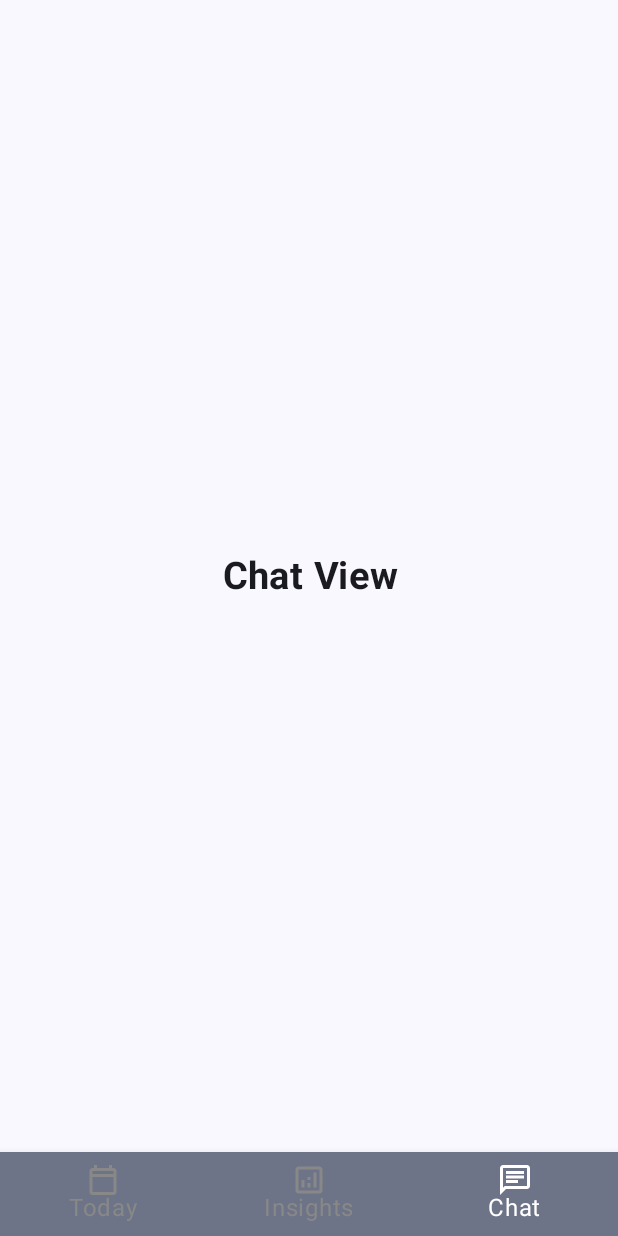
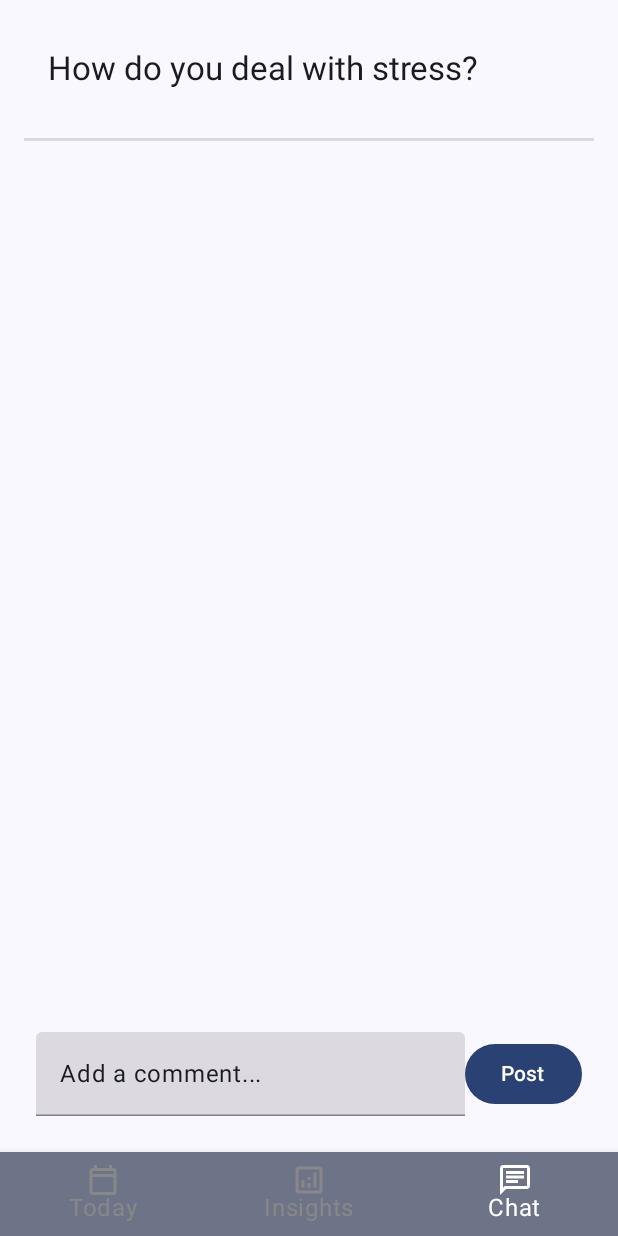
Before and after one commit to darja8/MP_draft1.1, an Android app built with Jetpack Compose: the MainScreen screen opened through its navigation route, item 3 of the bottom bar chosen, on a phone screen of 412 x 824 dp. Run offline under Robolectric (Android 15) with nearby library versions, the light colour scheme and no system bars; our stand-ins replace Dagger/Hilt's generated code, Firebase (no records; nobody signed in at launch, a user with empty details on screens opened directly); 5 statements that could not run were skipped.

Commit message:
post section created

```diff
--- a/app/build.gradle.kts
+++ b/app/build.gradle.kts
@@ -106,6 +106,8 @@ dependencies {
     // When using the BoM, you don't specify versions in Firebase library dependencies
     implementation("com.google.firebase:firebase-firestore")
 
+
+
 }
 
 kapt {
--- a/app/src/main/java/com/example/mp_draft10/auth/SignUpScreen.kt
+++ b/app/src/main/java/com/example/mp_draft10/auth/SignUpScreen.kt
@@ -101,7 +101,7 @@ fun SignUpScreen(
         Spacer(modifier = Modifier.height(16.dp))
         Text(text = "Already have an account? Sign in",
             modifier = Modifier.clickable { navController.navigate(AppRoutes.SignIn.route)})
-        Text(text = "or connect with")
+//        Text(text = "or connect with")
         Row(modifier = Modifier.fillMaxWidth(), horizontalArrangement = Arrangement.Center) {
             IconButton(onClick = { /*TODO*/ }) {
 
--- a/app/src/main/java/com/example/mp_draft10/ui/NavigationGraph.kt
+++ b/app/src/main/java/com/example/mp_draft10/ui/NavigationGraph.kt
@@ -14,6 +14,7 @@ import com.example.mp_draft10.auth.SignUpViewModel
 import com.example.mp_draft10.ui.components.NavigationItem
 import com.example.mp_draft10.ui.screens.ChatScreen
 import com.example.mp_draft10.ui.screens.InsightsScreen
+import com.example.mp_draft10.ui.screens.SettingsScreen
 import com.example.mp_draft10.ui.screens.TodayScreen
 
 @RequiresApi(Build.VERSION_CODES.UPSIDE_DOWN_CAKE)
@@ -46,5 +47,8 @@ fun NavBarNavigation(navController: NavHostController) {
         composable(NavigationItem.Today.route) { TodayScreen(navController = navController) }
         composable(NavigationItem.Insights.route) { InsightsScreen() }
         composable(NavigationItem.Chat.route) { ChatScreen() }
+        composable(AppRoutes.Settings.route) {
+            SettingsScreen(navController)
+        }
     }
 }
--- a/app/src/main/java/com/example/mp_draft10/ui/ScreenRoute.kt
+++ b/app/src/main/java/com/example/mp_draft10/ui/ScreenRoute.kt
@@ -4,5 +4,5 @@ sealed class AppRoutes(val route: String) {
     data object SignIn : AppRoutes("sign_in")
     data object SignUp : AppRoutes("sign_up")
     data object Main : AppRoutes("main")
-
+    data object Settings : AppRoutes("settings")
 }
--- a/app/src/main/java/com/example/mp_draft10/ui/components/MoodAndSymptomView.kt
+++ b/app/src/main/java/com/example/mp_draft10/ui/components/MoodAndSymptomView.kt
@@ -123,10 +123,9 @@ fun MoodAndSymptomSquareView(
     }
 }
 
-
 @Composable
 fun MoodRatingSquareView(onMoodSelected: (Int) -> Unit) {
-    var selectedMood by remember { mutableStateOf(0) } // State variable to track selected mood rating
+    var selectedMood by remember { mutableStateOf(0)} // State variable to track selected mood rating
 
     Box(
         modifier = Modifier
--- a/app/src/main/java/com/example/mp_draft10/ui/screens/ChatScreen.kt
+++ b/app/src/main/java/com/example/mp_draft10/ui/screens/ChatScreen.kt
@@ -3,37 +3,83 @@ package com.example.mp_draft10.ui.screens
 import android.annotation.SuppressLint
 import androidx.compose.foundation.background
 import androidx.compose.foundation.layout.Column
+import androidx.compose.foundation.layout.Row
+import androidx.compose.foundation.layout.Spacer
 import androidx.compose.foundation.layout.fillMaxSize
-import androidx.compose.foundation.layout.wrapContentSize
+import androidx.compose.foundation.layout.height
+import androidx.compose.foundation.layout.padding
+import androidx.compose.foundation.lazy.LazyColumn
+import androidx.compose.foundation.lazy.items
+import androidx.compose.material.Divider
+import androidx.compose.material.TextField
+import androidx.compose.material3.Button
 import androidx.compose.material3.MaterialTheme
 import androidx.compose.material3.Text
 import androidx.compose.runtime.Composable
+import androidx.compose.runtime.collectAsState
+import androidx.compose.runtime.getValue
+import androidx.compose.runtime.mutableStateOf
+import androidx.compose.runtime.remember
+import androidx.compose.runtime.setValue
 import androidx.compose.ui.Alignment
 import androidx.compose.ui.Modifier
-import androidx.compose.ui.text.font.FontWeight
-import androidx.compose.ui.text.style.TextAlign
 import androidx.compose.ui.tooling.preview.Preview
-import androidx.compose.ui.unit.sp
+import androidx.compose.ui.unit.dp
+import androidx.lifecycle.viewmodel.compose.viewModel
+
 
 
 @SuppressLint("ResourceType")
 @Composable
-fun ChatScreen() {
+fun ChatScreen(viewModel: HubViewModel = viewModel()) {
+    val comments = viewModel.comments.collectAsState().value
+    var inputText by remember { mutableStateOf("") }
+
     Column(
         modifier = Modifier
             .fillMaxSize()
             .background(color = MaterialTheme.colorScheme.background)
-            .wrapContentSize(Alignment.Center)
+            .padding(16.dp)
     ) {
+        PostSection()
+        Spacer(modifier = Modifier.height(16.dp))
+        LazyColumn(modifier = Modifier.weight(1f)) {
+            items(comments) { comment ->
+                Text(text = comment.text, style = MaterialTheme.typography.bodyMedium)
+                Divider()
+            }
+        }
+        Row(
+            modifier = Modifier.padding(8.dp),
+            verticalAlignment = Alignment.CenterVertically
+        ) {
+            TextField(
+                value = inputText,
+                onValueChange = { inputText = it },
+                modifier = Modifier.weight(1f),
+                placeholder = { Text("Add a comment...") }
+            )
+            Button(onClick = {
+                viewModel.postComment(inputText)
+                inputText = "" // Reset input field after submitting
+            }) {
+                Text("Post")
+            }
+        }
+    }
+}
+
+@Composable
+fun PostSection() {
+    Column(modifier = Modifier.padding(16.dp)) {
         Text(
-            text = "Chat View",
-            fontWeight = FontWeight.Bold,
-            color = MaterialTheme.colorScheme.onBackground,
-            modifier = Modifier.align(Alignment.CenterHorizontally),
-            textAlign = TextAlign.Center,
-            fontSize = 25.sp
+            text = "How do you deal with stress?",
+            style = MaterialTheme.typography.titleLarge,
+            modifier = Modifier.padding(bottom = 8.dp)
         )
+        // You can add more details about the post here if needed
     }
+    Divider(thickness = 2.dp, modifier = Modifier.padding(vertical = 8.dp))
 }
 
 @Preview(showBackground = true)
--- a/app/src/main/java/com/example/mp_draft10/ui/screens/HomeScreen.kt
+++ b/app/src/main/java/com/example/mp_draft10/ui/screens/HomeScreen.kt
@@ -10,8 +10,15 @@ import androidx.compose.foundation.lazy.LazyColumn
 import androidx.compose.foundation.lazy.rememberLazyListState
 import androidx.compose.material.Text
 import androidx.compose.material.TopAppBar
+import androidx.compose.material.icons.Icons
+import androidx.compose.material.icons.filled.Settings
 import androidx.compose.material3.Button
+import androidx.compose.material3.CenterAlignedTopAppBar
+import androidx.compose.material3.ExperimentalMaterial3Api
+import androidx.compose.material3.Icon
+import androidx.compose.material3.IconButton
 import androidx.compose.material3.MaterialTheme
+import androidx.compose.material3.Scaffold
 import androidx.compose.runtime.*
 import androidx.compose.ui.Alignment
 import androidx.compose.ui.Modifier
@@ -24,8 +31,6 @@ import androidx.hilt.navigation.compose.hiltViewModel
 import androidx.navigation.NavHostController
 import androidx.navigation.compose.rememberNavController
 import com.example.mp_draft10.database.AddNewUserViewModel
-import com.example.mp_draft10.database.HomeViewModel
-import com.example.mp_draft10.model.DayData
 import com.example.mp_draft10.ui.components.MoodAndSymptomSquareView
 import com.example.mp_draft10.ui.components.MoodRatingSquareView
 import com.example.mp_draft10.ui.components.calendar.WeekCalendar
@@ -37,21 +42,19 @@ import com.kizitonwose.calendar.compose.weekcalendar.rememberWeekCalendarState
 import java.time.LocalDate
 import java.time.format.DateTimeFormatter
 
+@OptIn(ExperimentalMaterial3Api::class)
 @Composable
 @RequiresApi(Build.VERSION_CODES.UPSIDE_DOWN_CAKE)
 @SuppressLint("ResourceType")
 fun TodayScreen(navController: NavHostController, addNewUserViewModel: AddNewUserViewModel = hiltViewModel()) {
 
-    val homeViewModel: HomeViewModel = hiltViewModel()
-
     val auth = FirebaseAuth.getInstance()
-    val user = auth.currentUser.toString()
 
     // Store selected moods and symptoms
     var selectedMoods by remember { mutableStateOf<List<String>>(emptyList()) }
     var selectedSymptoms by remember { mutableStateOf<List<String>>(emptyList()) }
     var selectedDay by remember { mutableStateOf(LocalDate.now()) }
-    val dataByDate by remember { mutableStateOf(mutableMapOf<LocalDate, DayData>()) }
+    var selectedMoodRating by remember { mutableStateOf(0) }
 
     fun handleDaySelected(day: LocalDate) {
         selectedDay = day // Update the selected day
@@ -59,8 +62,21 @@ fun TodayScreen(navController: NavHostController, addNewUserViewModel: AddNewUse
 
     val listState = rememberLazyListState()
 
+    Scaffold(
+        topBar = {
+            CenterAlignedTopAppBar(
+                title = { Text("Today") },
+                actions = {
+                    IconButton(onClick = { navController.navigate("settings") }) {
+                        Icon(Icons.Filled.Settings, contentDescription = "Settings")
+                    }
+                }
+            )
+        }
+    ) { paddingValues ->
         LazyColumn(
-        modifier = Modifier.fillMaxSize(),
+            modifier = Modifier.fillMaxSize()
+                .padding(paddingValues),
             state = listState
         ) {
             item {
@@ -74,8 +90,8 @@ fun TodayScreen(navController: NavHostController, addNewUserViewModel: AddNewUse
 
             item {
                 MoodRatingSquareView(
-                onMoodSelected = { mood ->
-                    // Handle the selected mood here
+                    onMoodSelected = { moodRating ->
+                        selectedMoodRating = moodRating
                     }
                 )
             }
@@ -92,7 +108,7 @@ fun TodayScreen(navController: NavHostController, addNewUserViewModel: AddNewUse
             item {
                 Button(
                     onClick = {
-                    addNewUserViewModel.saveMoodToFirestore(selectedDay, selectedMoods, selectedSymptoms)
+                        addNewUserViewModel.saveMoodToFirestore(selectedDay, selectedMoods, selectedSymptoms, selectedMoodRating)
                     },
                     modifier = Modifier.fillMaxWidth().padding(16.dp)
                 ) {
@@ -101,11 +117,14 @@ fun TodayScreen(navController: NavHostController, addNewUserViewModel: AddNewUse
             }
         }
     }
+}
 
 
 @Composable
-fun CalendarSlide(onDaySelected: (LocalDate) -> Unit,
-                  close: () -> Unit = {}) {
+fun CalendarSlide(
+    onDaySelected: (LocalDate) -> Unit,
+    close: () -> Unit = {}
+){
     val currentDate = remember { LocalDate.now() }
     val startDate = remember { currentDate.minusDays(500) }
     val endDate = remember { currentDate.plusDays(500) }
@@ -125,7 +144,6 @@ fun CalendarSlide(onDaySelected: (LocalDate) -> Unit,
             elevation = 0.dp,
             title = { Text(text = getWeekPageTitle(visibleWeek)) },
             backgroundColor = MaterialTheme.colorScheme.background
-//            navigationIcon = { NavigationIcon(onBackClick = close) },
         )
         WeekCalendar(
             modifier = Modifier.background(color = MaterialTheme.colorScheme.background),
@@ -184,6 +202,8 @@ private fun Day(date: LocalDate, isSelected: Boolean, onClick: (LocalDate) -> Un
     }
 }
 
+
+
 @RequiresApi(Build.VERSION_CODES.UPSIDE_DOWN_CAKE)
 @Preview
 @Composable
```
Also changed, not shown: app/src/main/java/com/example/mp_draft10/database/AddNewUserViewModel.kt (+64 -1 lines), app/src/main/java/com/example/mp_draft10/ui/screens/InsightScreen.kt (+30 -13 lines). Lines whose indentation alone changed are shown as unchanged.
